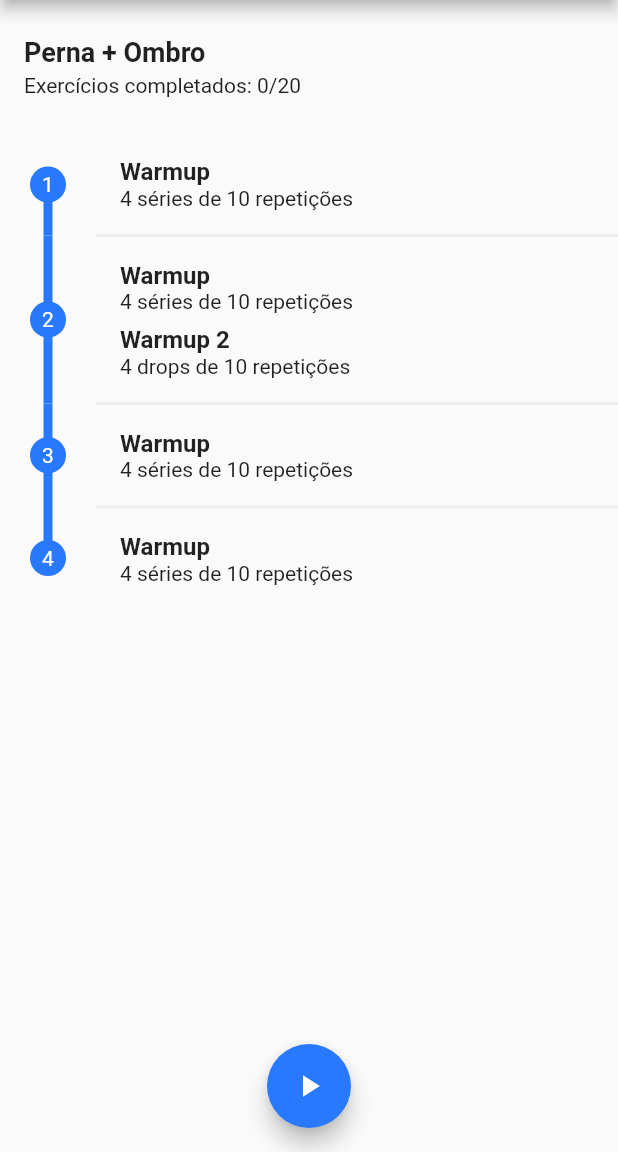
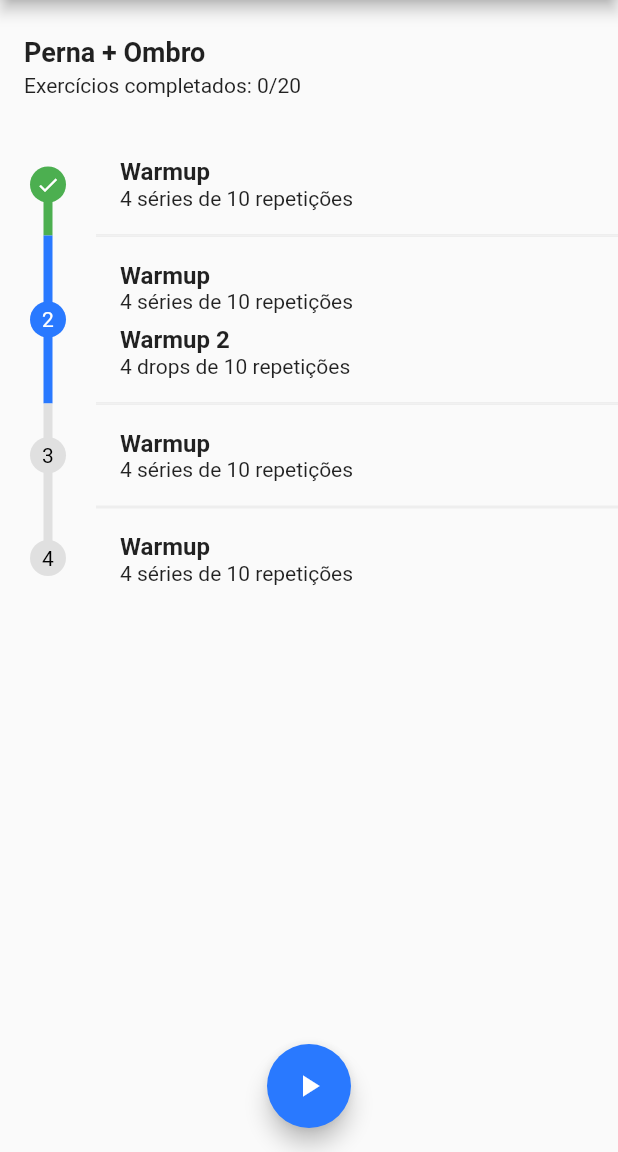
Before and after one commit to mariocsantos/my-training, a Flutter app: the screen it shows after launch, on a phone screen of 412 x 824 dp, the part 84-1236 px from its top. Run offline on Flutter 3.47's test engine with Material 2 defaults, Android fonts, the phone set to English and light mode, and no system bars.

Commit message:
Timeline colors

```diff
--- a/lib/screens/home/exercise_item.dart
+++ b/lib/screens/home/exercise_item.dart
@@ -8,17 +8,19 @@ class ExerciseItem extends StatefulWidget {
   bool first;
   bool last;
   int index;
+  bool focus;
 
-  ExerciseItem(list, first, last, index) {
+  ExerciseItem(list, first, last, index, focus) {
     this.list = list;
     this.first = first;
     this.last = last;
     this.index = index;
+    this.focus = focus;
   }
 
   @override
-  _ExerciseItemState createState() =>
-      _ExerciseItemState(this.list, this.first, this.last, this.index);
+  _ExerciseItemState createState() => _ExerciseItemState(
+      this.list, this.first, this.last, this.index, this.focus);
 }
 
 class _ExerciseItemState extends State<ExerciseItem> {
@@ -26,12 +28,14 @@ class _ExerciseItemState extends State<ExerciseItem> {
   bool first;
   bool last;
   int index;
+  bool focus;
 
-  _ExerciseItemState(list, first, last, index) {
+  _ExerciseItemState(list, first, last, index, focus) {
     this.list = list;
     this.first = first;
     this.last = last;
     this.index = index;
+    this.focus = focus;
   }
 
   String getSeriesAndRepetitions(Exercise exercise) {
@@ -76,6 +80,29 @@ class _ExerciseItemState extends State<ExerciseItem> {
 
   getTimeLine() {
     int index = this.index + 1;
+    var textColor = list.done || this.focus ? Colors.white : Colors.black;
+
+    var text = Text(
+      index.toString(),
+      style: TextStyle(
+        fontSize: 14,
+        color: textColor,
+      ),
+    );
+
+    var icon = Icon(
+      Icons.done,
+      size: 16,
+      color: textColor,
+    );
+
+    var timeLineColor = Colors.grey[300];
+
+    if (this.list.done) {
+      timeLineColor = Colors.green;
+    } else if (focus) {
+      timeLineColor = Theme.of(context).accentColor;
+    }
 
     var circle = Container(
       width: 24,
@@ -83,15 +110,9 @@ class _ExerciseItemState extends State<ExerciseItem> {
       alignment: Alignment.center,
       decoration: BoxDecoration(
         borderRadius: BorderRadius.circular(12),
-        color: Theme.of(context).accentColor,
+        color: timeLineColor,
       ),
-      child: Text(
-        index.toString(),
-        style: TextStyle(
-          fontSize: 14,
-          color: Colors.white,
-        ),
-      ),
+      child: list.done ? icon : text,
     );
 
     return Stack(
@@ -103,7 +124,7 @@ class _ExerciseItemState extends State<ExerciseItem> {
               heightFactor: getLineHeight(),
               child: Container(
                 width: 6,
-                color: Theme.of(context).accentColor,
+                color: timeLineColor,
               ),
             ),
           ),
--- a/lib/screens/home/home.dart
+++ b/lib/screens/home/home.dart
@@ -29,13 +29,16 @@ class Training {
 class ExerciseList {
   String date;
   int rest;
+  bool done;
   List<Exercise> exercises;
 
-  ExerciseList({this.date, this.rest, this.exercises});
+  ExerciseList({this.date, this.rest, this.exercises, this.done});
 
   ExerciseList.fromJson(Map<String, dynamic> json) {
     date = json['date'];
     rest = json['rest'];
+    done = json['done'] ?? false;
+
     if (json['exercises'] != null) {
       exercises = new List<Exercise>();
       json['exercises'].forEach((v) {
@@ -48,6 +51,7 @@ class ExerciseList {
     final Map<String, dynamic> data = new Map<String, dynamic>();
     data['date'] = this.date;
     data['rest'] = this.rest;
+    data['done'] = this.done ?? false;
     if (this.exercises != null) {
       data['exercises'] = this.exercises.map((v) => v.toJson()).toList();
     }
@@ -90,7 +94,7 @@ class HomePageState extends State<HomePage> {
 
   HomePageState() {
     var data =
-        '{"name":"Perna + Ombro","completed":0,"total":20,"exercises":[{"date":"2019-08-11T18:12:53.506Z","rest":30,"exercises":[{"name":"Warmup","typeSerie":1,"series":4,"repetitions":10}]}, {"date":"2019-08-11T18:12:53.506Z","rest":30,"exercises":[{"name":"Warmup","typeSerie":1,"series":4,"repetitions":10},{"name":"Warmup 2","typeSerie":2,"series":4,"repetitions":10}]}, {"date":"2019-08-11T18:12:53.506Z","rest":30,"exercises":[{"name":"Warmup","typeSerie":1,"series":4,"repetitions":10}]}, {"date":"2019-08-11T18:12:53.506Z","rest":30,"exercises":[{"name":"Warmup","typeSerie":1,"series":4,"repetitions":10}]}]}';
+        '{"name":"Perna + Ombro","completed":0,"total":20,"exercises":[{"date":"2019-08-11T18:12:53.506Z","rest":30, "done":true, "exercises":[{"name":"Warmup","typeSerie":1,"series":4,"repetitions":10}]}, {"date":"2019-08-11T18:12:53.506Z","rest":30,"exercises":[{"name":"Warmup","typeSerie":1,"series":4,"repetitions":10},{"name":"Warmup 2","typeSerie":2,"series":4,"repetitions":10}]}, {"date":"2019-08-11T18:12:53.506Z","rest":30,"exercises":[{"name":"Warmup","typeSerie":1,"series":4,"repetitions":10}]}, {"date":"2019-08-11T18:12:53.506Z","rest":30,"exercises":[{"name":"Warmup","typeSerie":1,"series":4,"repetitions":10}]}]}';
     training = Training.fromJson(json.decode(data));
   }
 
@@ -105,11 +109,14 @@ class HomePageState extends State<HomePage> {
 
     return exercises.map((exercise) {
       var index = exercises.indexOf(exercise);
+      var lastDone = index == 0 ? false : exercises[index - 1].done;
+
       return ExerciseItem(
         exercise,
         index == 0,
         index + 1 == exercises.length,
         index,
+        lastDone
       );
     }).toList();
   }
```
